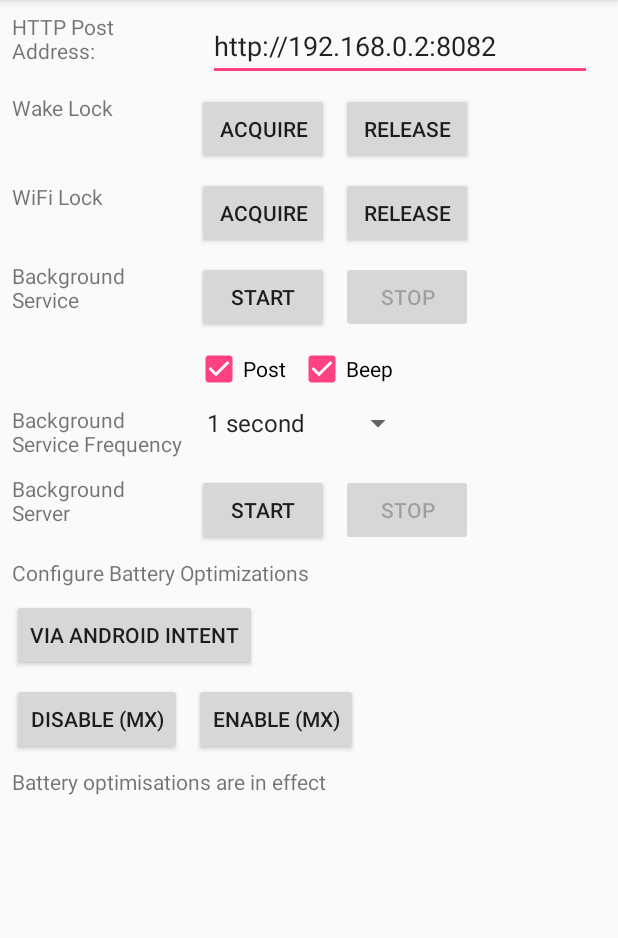
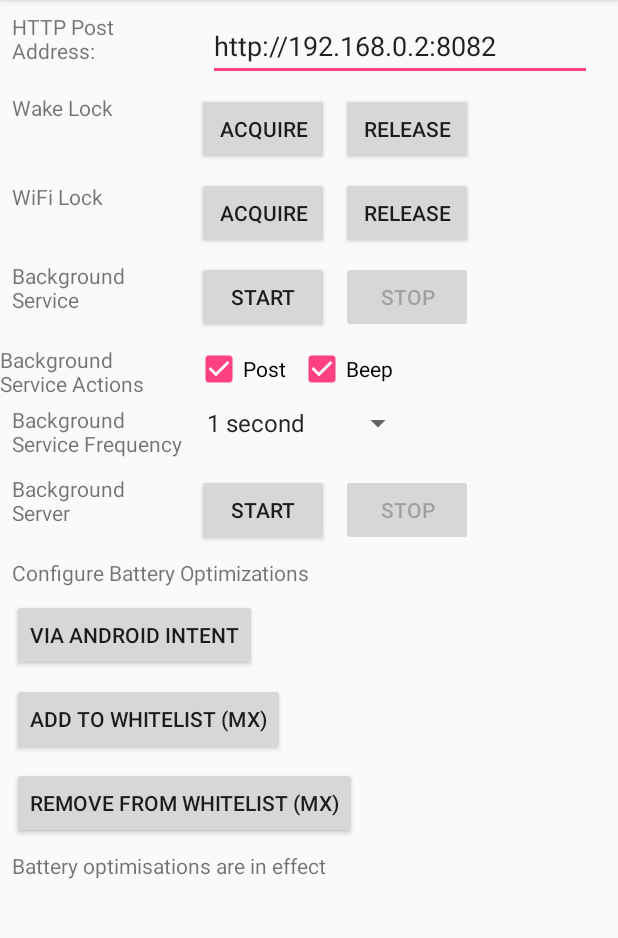
Before and after one commit to darryncampbell/WakeLock_WifiLock_Exerciser, an Android app: the screen it shows after launch (MainActivity), on a phone screen of 412 x 824 dp, the part 84-1022 px from its top. Run offline under Robolectric (Android 15) with nearby library versions, the phone set to English and light mode, and no system bars; libraries missing offline, so code that uses them is left out: com.symbol.emdk; 2 statements that could not run were skipped.

Commit message:
Finally got a device to test battery optimizations with (TC51 N).  Added code to detect whether there has been a problem (insufficient MX, not a Zebra device etc.).  Some code left in from Oreo testing e.g. /test_service_start for internal server.  Updated build versions so probably requires an up to date version of Android Studio.

```diff
--- a/WakeLock_WifiLock_Exerciser/app/src/main/AndroidManifest.xml
+++ b/WakeLock_WifiLock_Exerciser/app/src/main/AndroidManifest.xml
@@ -31,7 +31,7 @@
 
         <service
             android:name=".MyIntentService"
-            android:exported="false" />
+            android:exported="true" />
         <service
             android:name=".MyAlarmHandler"
             android:exported="false"></service>
--- a/WakeLock_WifiLock_Exerciser/app/src/main/java/com/darryncampbell/wakelockexample/EMDKProxy.java
+++ b/WakeLock_WifiLock_Exerciser/app/src/main/java/com/darryncampbell/wakelockexample/EMDKProxy.java
@@ -47,7 +47,7 @@ public class EMDKProxy {
         if (emdk == null)
         {
             Log.w(LOG_TAG, "Attempted to set Battery Optimizations but EMDK is not available");
-            Toast.makeText(context, "Functionality only supported on Zebra devices running MX 7+", Toast.LENGTH_LONG).show();
+            Toast.makeText(context, context.getResources().getString(R.string.message_zebra_devices_only), Toast.LENGTH_LONG).show();
             return false;
         }
         else
--- a/WakeLock_WifiLock_Exerciser/app/src/main/res/layout/content_main.xml
+++ b/WakeLock_WifiLock_Exerciser/app/src/main/res/layout/content_main.xml
@@ -135,7 +135,6 @@
         android:layout_marginTop="8dp"
         android:text="Background Service Actions"
         app:layout_constraintTop_toBottomOf="@+id/btnStartService"
-        app:layout_constraintLeft_toRightOf="@+id/textView7"
         android:layout_marginLeft="0dp" />
 
     <TextView
@@ -266,28 +265,28 @@
         android:layout_marginLeft="8dp"
         app:layout_constraintLeft_toLeftOf="parent"
         android:layout_marginTop="8dp"
-        app:layout_constraintTop_toBottomOf="@+id/btnDisableBatteryOptimizationWithMX" />
+        android:layout_marginBottom="8dp"
+        app:layout_constraintTop_toBottomOf="@+id/btnEnableBatteryOptimizationWithMX" />
 
     <Button
         android:id="@+id/btnDisableBatteryOptimizationWithMX"
         android:layout_width="wrap_content"
         android:layout_height="wrap_content"
-        android:text="Disable (MX)"
+        android:text="Add to Whitelist (MX)"
         android:layout_marginTop="8dp"
         app:layout_constraintTop_toBottomOf="@+id/btnConfigureBatteryOptimization"
         android:layout_marginLeft="8dp"
         app:layout_constraintLeft_toLeftOf="parent" />
 
-    <Button
-        android:id="@+id/btnEnableBatteryOptimizationWithMX"
-        android:layout_width="wrap_content"
-        android:layout_height="wrap_content"
-        android:text="Enable (MX)"
-        android:layout_marginTop="8dp"
-        app:layout_constraintTop_toBottomOf="@+id/btnConfigureBatteryOptimization"
-        app:layout_constraintLeft_toRightOf="@+id/btnDisableBatteryOptimizationWithMX"
-        android:layout_marginLeft="8dp" />
-
+        <Button
+            android:id="@+id/btnEnableBatteryOptimizationWithMX"
+            android:layout_width="wrap_content"
+            android:layout_height="wrap_content"
+            android:text="Remove from Whitelist (MX)"
+            android:layout_marginTop="8dp"
+            app:layout_constraintTop_toBottomOf="@+id/btnDisableBatteryOptimizationWithMX"
+            android:layout_marginLeft="8dp"
+            app:layout_constraintLeft_toLeftOf="parent" />
 
 </android.support.constraint.ConstraintLayout>
 
--- a/WakeLock_WifiLock_Exerciser/app/src/main/res/values/strings.xml
+++ b/WakeLock_WifiLock_Exerciser/app/src/main/res/values/strings.xml
@@ -11,4 +11,6 @@
         <item>10 seconds</item>
         <item>20 seconds</item>
     </string-array>
+    <string name="message_battery_optimization_error">Failed to set battery optimizations Via MX.  Do you have MX7+, API 24+ and an MX that supports Battery Optimization?</string>
+    <string name="message_zebra_devices_only">This function is only available on Zebra devices running MX7+</string>
 </resources>
--- a/WakeLock_WifiLock_Exerciser/build.gradle
+++ b/WakeLock_WifiLock_Exerciser/build.gradle
@@ -3,9 +3,10 @@
 buildscript {
     repositories {
         jcenter()
+        google()
     }
     dependencies {
-        classpath 'com.android.tools.build:gradle:2.3.3'
+        classpath 'com.android.tools.build:gradle:3.0.1'
 
         // NOTE: Do not place your application dependencies here; they belong
         // in the individual module build.gradle files
@@ -15,6 +16,7 @@ buildscript {
 allprojects {
     repositories {
         jcenter()
+        google()
     }
 }
 
```
Also changed, not shown: WakeLock_WifiLock_Exerciser/app/build.gradle (+14 -7 lines), WakeLock_WifiLock_Exerciser/app/src/main/assets/EMDKConfig.xml (+15 -5 lines), WakeLock_WifiLock_Exerciser/app/src/main/java/com/darryncampbell/wakelockexample/EMDKInterface.java (+34 -49 lines), WakeLock_WifiLock_Exerciser/app/src/main/java/com/darryncampbell/wakelockexample/MainActivity.java (+16 -10 lines), WakeLock_WifiLock_Exerciser/app/src/main/java/com/darryncampbell/wakelockexample/MyHTTPServer.java (+26 -1 lines), WakeLock_WifiLock_Exerciser/app/src/main/java/com/darryncampbell/wakelockexample/MyIntentService.java (+5 -2 lines), 1 other file.
